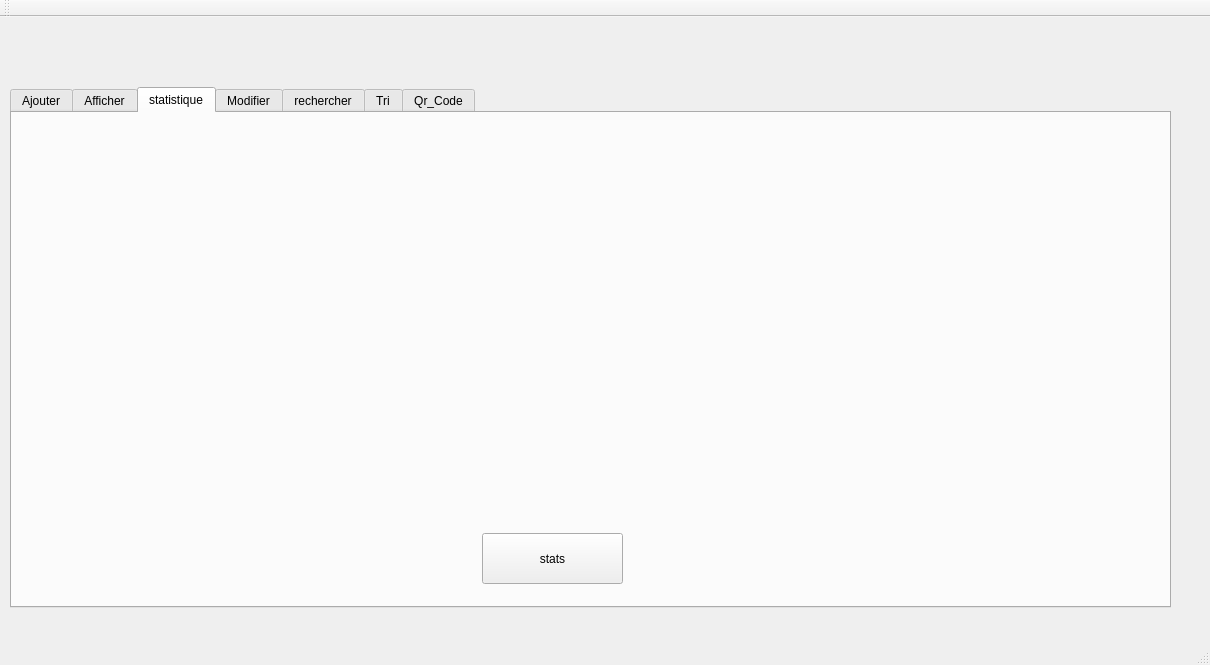
Before: the Qt Designer form mainwindow.ui in 24-25PCPP2A27/projet2a-2a27-smart-convervation-company, drawn with Qt 5.
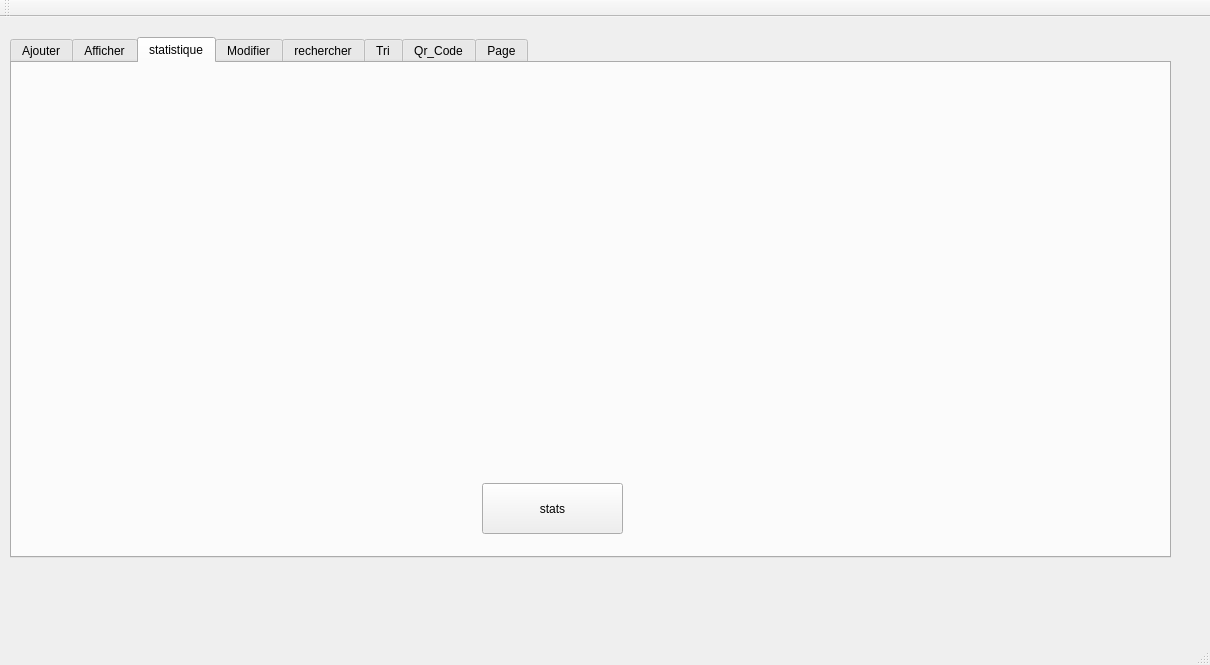
After: the same form once the commit is applied. The open tabs and pages were chosen to show the change.

```diff
--- a/mainwindow.ui
+++ b/mainwindow.ui
@@ -18,7 +18,7 @@
     <property name="geometry">
      <rect>
       <x>10</x>
-      <y>70</y>
+      <y>20</y>
       <width>1161</width>
       <height>521</height>
      </rect>
@@ -628,6 +628,11 @@
       </property>
      </widget>
     </widget>
+    <widget class="QWidget" name="tab_10">
+     <attribute name="title">
+      <string>Page</string>
+     </attribute>
+    </widget>
    </widget>
   </widget>
   <widget class="QMenuBar" name="menuBar">
```
Left out of the diff: 4 changed lines with no effect on the pictures.
